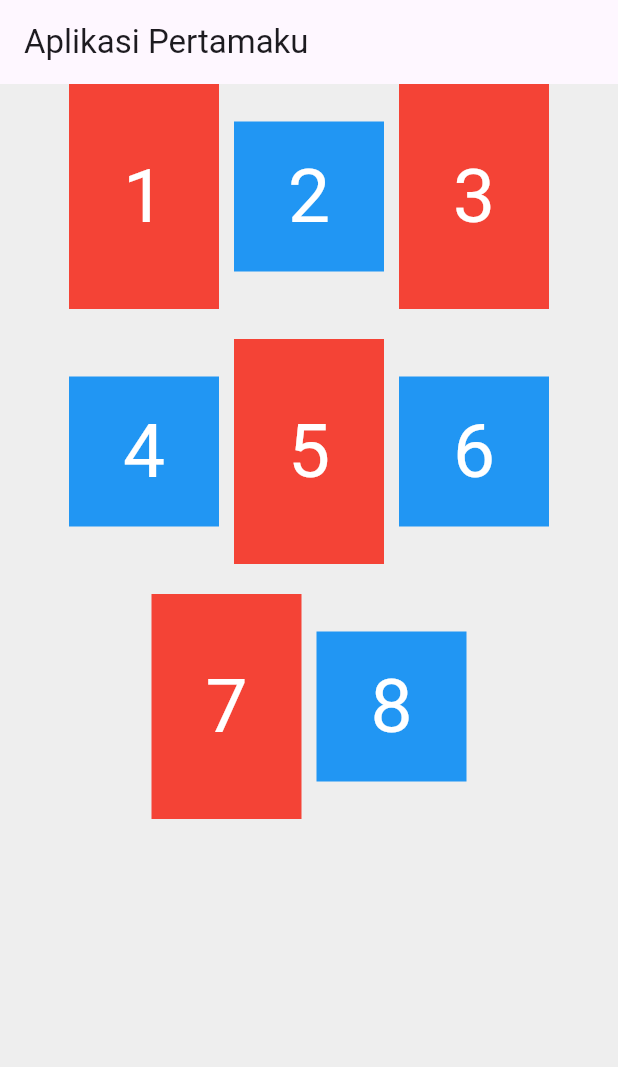
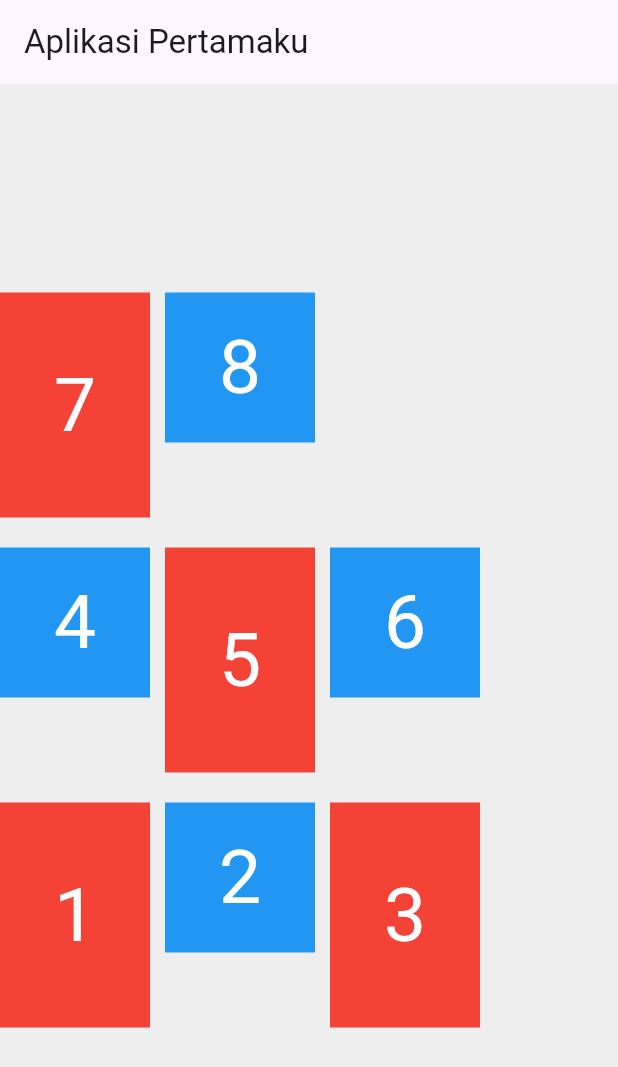
Before and after one commit to ZacharyTheodoreCodes/belajar-flutter, a Flutter app: the screen it shows after launch, on a phone screen of 412 x 824 dp. Shown: the top 1067 px of the screen. Run offline on Flutter 3.47's test engine with Material 3 defaults, Android fonts, the phone set to English and light mode, and no system bars; our stand-ins replace google_fonts.

Commit message:
wrap widget

```diff
--- a/hello_world/lib/wrap_widget.dart
+++ b/hello_world/lib/wrap_widget.dart
@@ -9,11 +9,14 @@ class WrapWidget extends StatelessWidget {
       width: double.infinity,
       height: double.infinity,
       color: Colors.grey.shade200,
+      //wrap bisa jadi responsive design
       child: Wrap(
-          crossAxisAlignment: WrapCrossAlignment.center,
-          alignment: WrapAlignment.center,
+          crossAxisAlignment: WrapCrossAlignment.end,
+          alignment: WrapAlignment.start,
+          direction: Axis.horizontal,
+          verticalDirection: VerticalDirection.up,
           //runAlignment -> alignment widget secara crossAxis
-          runAlignment: WrapAlignment.start,
+          runAlignment: WrapAlignment.center,
           spacing: 10,
           runSpacing: 20,
           children: List.generate(
```
